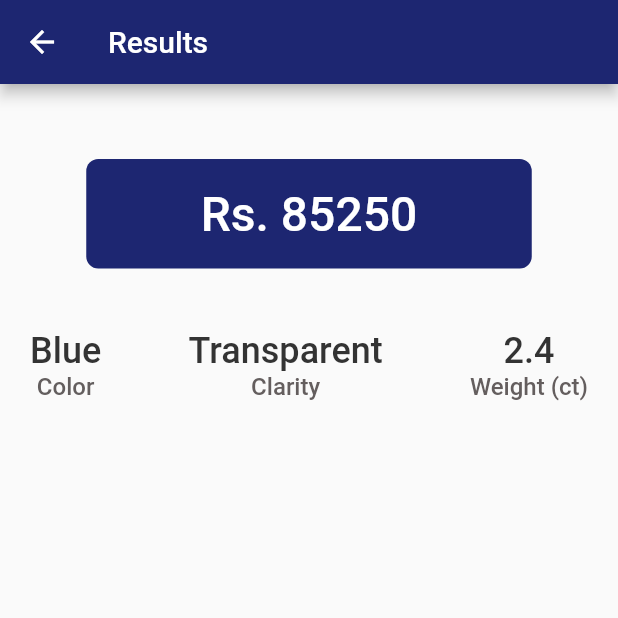
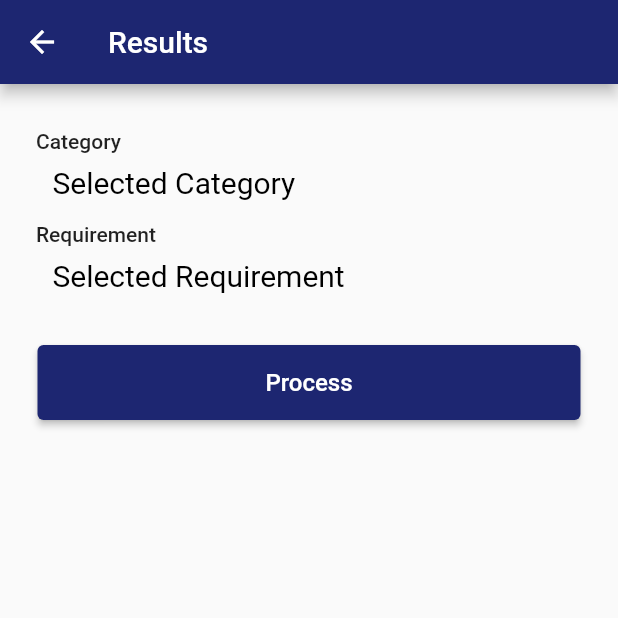
Before and after one commit to NuvinduSenarathne/Gemo_Mobile, a Flutter app: the Recommendation screen opened by its route, after a tap on "Process", on a phone screen of 412 x 824 dp, the top half of it. Run offline on Flutter 3.47's test engine with Material 2 defaults, Android fonts, the phone set to English and light mode, and no system bars; our stand-ins replace carousel_slider, cloud_firestore, firebase_auth, firebase_core, quickalert, shared_preferences; accounts and stored records are empty.

Commit message:
Recommendation Result :UI

```diff
--- a/lib/screens/recommendation.dart
+++ b/lib/screens/recommendation.dart
@@ -59,7 +59,7 @@ class _RecommendationState extends State<Recommendation> {
                   alignment: Alignment.centerLeft,
                   margin: const EdgeInsets.fromLTRB(14, 0, 0, 0),
                   child: const Text(
-                    'Requirement',
+                    'Category',
                     style: TextStyle(fontWeight: FontWeight.w500),
                   ),
                 ),
@@ -91,6 +91,14 @@ class _RecommendationState extends State<Recommendation> {
                         fontSize: 20,
                         fontWeight: FontWeight.w400,
                         decoration: TextDecoration.none),
+                  ),
+                ),
+                Container(
+                  alignment: Alignment.centerLeft,
+                  margin: const EdgeInsets.fromLTRB(14, 0, 0, 0),
+                  child: const Text(
+                    'Requirement',
+                    style: TextStyle(fontWeight: FontWeight.w500),
                   ),
                 ),
                 Container(
--- a/lib/screens/recommendationResult.dart
+++ b/lib/screens/recommendationResult.dart
@@ -9,6 +9,9 @@ class RecommendationResult extends StatefulWidget {
 }
 
 class _RecommendationResultState extends State<RecommendationResult> {
+  late String selectedCategory = 'Selected Category';
+  late String selectedRequirement = 'Selected Requirement';
+
   @override
   Widget build(BuildContext context) {
     return Scaffold(
@@ -17,136 +20,74 @@ class _RecommendationResultState extends State<RecommendationResult> {
           backgroundColor: AppColors.backgroundColor,
           title: const Text("Results"),
         ),
-      body: Container(
-        // signinshowpasswordeF9 (1:7)
-        padding: const EdgeInsets.fromLTRB(0, 50, 0, 0),
-        width: double.infinity,
-        decoration: const BoxDecoration(
-            // color: Color(0xff1d2671),
-            ),
-        child: Column(
-          crossAxisAlignment: CrossAxisAlignment.center,
-          children: [
-            Container(
-              // pricet9V (1:56)
-              margin: EdgeInsets.fromLTRB(0, 0, 0, 40),
-              width: 297,
-              height: 73,
-              decoration: BoxDecoration(
-                color: AppColors.dashboardGridButtonColor,
-                borderRadius: BorderRadius.circular(8),
-              ),
-              child: const Center(
-                child: Text(
-                  'Rs. 85250',
-                  textAlign: TextAlign.center,
-                  style: TextStyle(
-                    fontSize: 32,
-                    fontWeight: FontWeight.w500,
-                    height: 1.2175,
-                    color: Color(0xffffffff),
-                  ),
-                ),
-              ),
-            ),
-            Row(
-              crossAxisAlignment: CrossAxisAlignment.center,
-              mainAxisAlignment: MainAxisAlignment.spaceBetween,
-              children: [
-                Padding(
-                  padding: EdgeInsets.fromLTRB(20, 0, 0, 0),
+        body: Padding(
+            padding: const EdgeInsets.fromLTRB(10, 30, 10, 0),
             child: Column(
               children: [
                 Container(
-                        // margin: EdgeInsets.fromLTRB(0, 0, 0, 0),
+                  alignment: Alignment.centerLeft,
+                  margin: const EdgeInsets.fromLTRB(14, 0, 0, 0),
                   child: const Text(
-                          'Blue',
-                          style: TextStyle(
-                            fontSize: 24,
-                            fontWeight: FontWeight.w500,
-                            height: 1.2175,
-                            color: Color(0xff333333),
+                    'Category',
+                    style: TextStyle(fontWeight: FontWeight.w500),
+                  ),
+                ),
+                Container(
+                  width: double.infinity,
+                  margin: const EdgeInsets.fromLTRB(15, 8, 15, 15),
+                  padding: const EdgeInsets.only(left: 10.0, right: 10.0),
+                  child: Text(
+                    selectedCategory,
+                    style: const TextStyle(
+                        color: AppColors.formFieldTextColor,
+                        fontSize: 20,
+                        fontWeight: FontWeight.w400,
+                        decoration: TextDecoration.none
                         ),
                   ),
                 ),
                 Container(
-                        // margin: EdgeInsets.fromLTRB(0, 0, 83, 0),
+                  alignment: Alignment.centerLeft,
+                  margin: const EdgeInsets.fromLTRB(14, 0, 0, 0),
                   child: const Text(
-                          'Color',
-                          style: TextStyle(
-                            fontSize: 16,
-                            fontWeight: FontWeight.w500,
-                            height: 1.2175,
-                            color: Color(0xff635e5e),
-                          ),
-                        ),
-                      ),
-                    ],
-                  ),
-                ),
-                Center(
-                  child: Column(
-                    children: [
-                      Container(
-                        // transparent2oR (1:61)
-                        // margin: EdgeInsets.fromLTRB(0, 0, 42, 0),
-                        child: const Text(
-                          'Transparent',
-                          style: TextStyle(
-                            fontSize: 24,
-                            fontWeight: FontWeight.w500,
-                            height: 1.2175,
-                            color: Color(0xff333333),
-                          ),
+                    'Requirement',
+                    style: TextStyle(fontWeight: FontWeight.w500),
                   ),
                 ),
                 Container(
-                        // margin: EdgeInsets.fromLTRB(0, 0, 64, 0),
+                    width: double.infinity,
+                    margin: const EdgeInsets.fromLTRB(15, 8, 15, 15),
+                    padding: const EdgeInsets.only(left: 10.0, right: 10.0),
+                    child: Text(
+                      selectedRequirement,
+                      style: const TextStyle(
+                          color: AppColors.formFieldTextColor,
+                          fontSize: 20,
+                          fontWeight: FontWeight.w400,
+                          decoration: TextDecoration.none),
+                    )),
+                Container(
+                    margin: const EdgeInsets.fromLTRB(0, 20, 0, 0),
+                    width: double.infinity,
+                    height: double.tryParse('50'),
+                    padding: const EdgeInsets.only(left: 15.0, right: 15.0),
+                    child: ElevatedButton(
+                      style: ButtonStyle(
+                        backgroundColor: MaterialStateProperty.all(
+                            AppColors.dashboardGridButtonColor),
+                      ),
+                      onPressed: () {
+                        Navigator.push(
+                            context,
+                            MaterialPageRoute(
+                                builder: (_) => RecommendationResult()));
+                      },
                       child: const Text(
-                          'Clarity',
-                          style: TextStyle(
-                            fontSize: 16,
-                            fontWeight: FontWeight.w500,
-                            height: 1.2175,
-                            color: Color(0xff645e5e),
+                        'Process',
+                        style: TextStyle(fontSize: 16),
                       ),
-                        ),
-                      ),
+                    )),
               ],
-                  ),
-                ),
-                const Padding(
-                  padding: EdgeInsets.fromLTRB(0, 0, 20, 0),
-                  child: Column(
-                    children: [
-                      Text(
-                        // Lp7 (1:62)
-                        '2.4',
-                        style: TextStyle(
-                          fontSize: 24,
-                          fontWeight: FontWeight.w500,
-                          height: 1.2175,
-                          color: Color(0xff333333),
-                        ),
-                      ),
-                      Text(
-                        // weightctY31 (1:64)
-                        'Weight (ct)',
-                        style: TextStyle(
-                          fontSize: 16,
-                          fontWeight: FontWeight.w500,
-                          height: 1.2175,
-                          color: Color(0xff645e5e),
-                        ),
-                      ),
-                    ],
-                  ),
-                )
-              ],
-            ),
-          ],
-        ),
-      ),
-    );
+            )));
   }
 }
```
Lines whose indentation alone changed are shown as unchanged.
